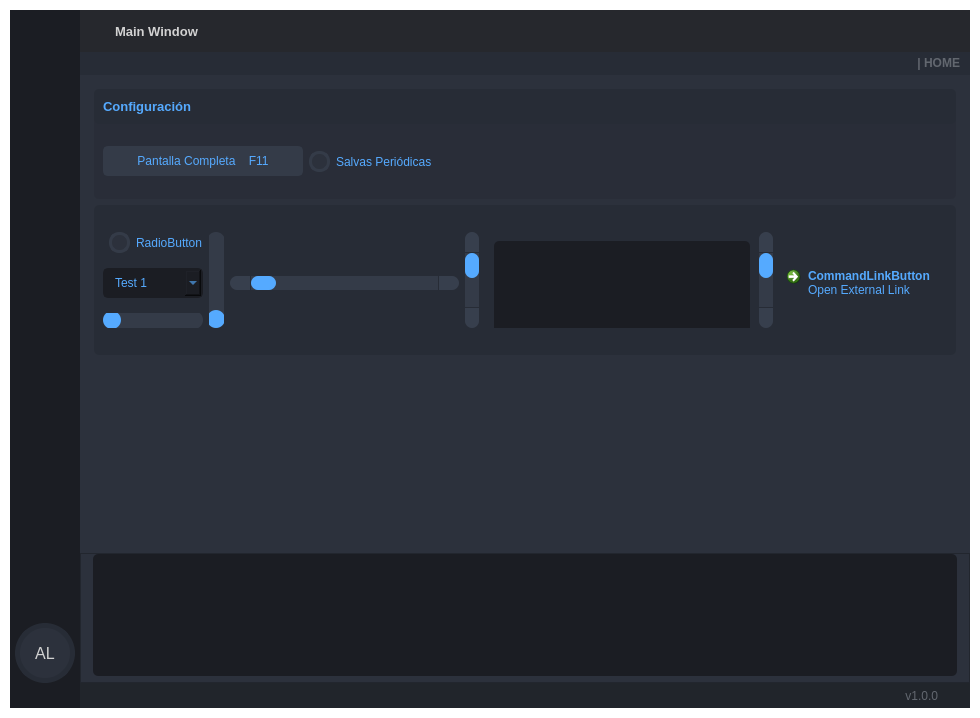
The window that visuals/GUI_BASE.ui (dariolggomez/HEATS-BOARD) describes before a commit, drawn with Qt 5.
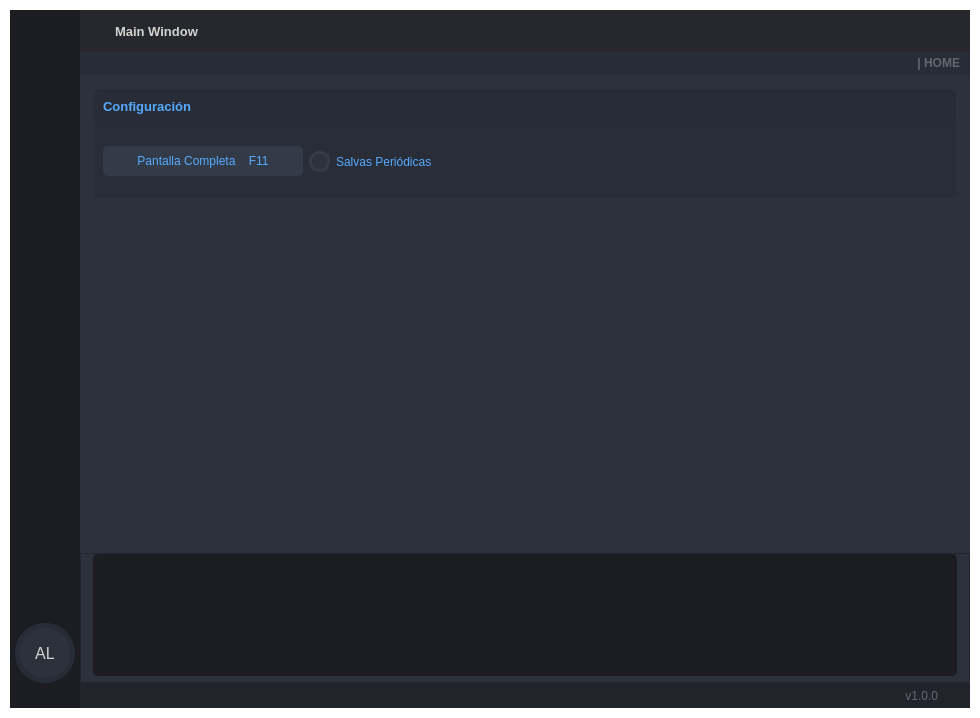
The same window after the commit. Icons and pictures are not drawn.

Commit message: unused settings tab deleted

The edit to the form file:
```diff
--- a/visuals/GUI_BASE.ui
+++ b/visuals/GUI_BASE.ui
@@ -2504,257 +2504,6 @@
                       </layout>
                      </widget>
                     </item>
-                    <item>
-                     <widget class="QFrame" name="frame_2">
-                      <property name="minimumSize">
-                       <size>
-                        <width>0</width>
-                        <height>150</height>
-                       </size>
-                      </property>
-                      <property name="styleSheet">
-                       <string notr="true">background-color: rgb(39, 44, 54);
-border-radius: 5px;</string>
-                      </property>
-                      <property name="frameShape">
-                       <enum>QFrame::StyledPanel</enum>
-                      </property>
-                      <property name="frameShadow">
-                       <enum>QFrame::Raised</enum>
-                      </property>
-                      <layout class="QGridLayout" name="gridLayout_4">
-                       <item row="0" column="0">
-                        <layout class="QGridLayout" name="gridLayout_2">
-                         <item row="0" column="1">
-                          <widget class="QRadioButton" name="radioButton">
-                           <property name="styleSheet">
-                            <string notr="true"/>
-                           </property>
-                           <property name="text">
-                            <string>RadioButton</string>
-                           </property>
-                          </widget>
-                         </item>
-                         <item row="0" column="2" rowspan="3">
-                          <widget class="QSlider" name="verticalSlider">
-                           <property name="styleSheet">
-                            <string notr="true"/>
-                           </property>
-                           <property name="orientation">
-                            <enum>Qt::Vertical</enum>
-                           </property>
-                          </widget>
-                         </item>
-                         <item row="0" column="4" rowspan="3">
-                          <widget class="QScrollBar" name="verticalScrollBar">
-                           <property name="styleSheet">
-                            <string notr="true"> QScrollBar:vertical {
-	border: none;
-    background: rgb(52, 59, 72);
-    width: 14px;
-    margin: 21px 0 21px 0;
-	border-radius: 0px;
- }</string>
-                           </property>
-                           <property name="orientation">
-                            <enum>Qt::Vertical</enum>
-                           </property>
-                          </widget>
-                         </item>
-                         <item row="0" column="5" rowspan="3">
-                          <widget class="QScrollArea" name="scrollArea">
-                           <property name="styleSheet">
-                            <string notr="true">QScrollArea {
-	border: none;
-	border-radius: 0px;
-}
-QScrollBar:horizontal {
-    border: none;
-    background: rgb(52, 59, 72);
-    height: 14px;
-    margin: 0px 21px 0 21px;
-	border-radius: 0px;
-}
- QScrollBar:vertical {
-	border: none;
-    background: rgb(52, 59, 72);
-    width: 14px;
-    margin: 21px 0 21px 0;
-	border-radius: 0px;
- }
-</string>
-                           </property>
-                           <property name="frameShape">
-                            <enum>QFrame::NoFrame</enum>
-                           </property>
-                           <property name="verticalScrollBarPolicy">
-                            <enum>Qt::ScrollBarAlwaysOn</enum>
-                           </property>
-                           <property name="horizontalScrollBarPolicy">
-                            <enum>Qt::ScrollBarAsNeeded</enum>
-                           </property>
-                           <property name="widgetResizable">
-                            <bool>true</bool>
-                           </property>
-                           <widget class="QWidget" name="scrollAreaWidgetContents">
-                            <property name="geometry">
-                             <rect>
-                              <x>0</x>
-                              <y>0</y>
-                              <width>280</width>
-                              <height>224</height>
-                             </rect>
-                            </property>
-                            <layout class="QHBoxLayout" name="horizontalLayout_11">
-                             <item>
-                              <widget class="QPlainTextEdit" name="plainTextEdit">
-                               <property name="minimumSize">
-                                <size>
-                                 <width>200</width>
-                                 <height>200</height>
-                                </size>
-                               </property>
-                               <property name="styleSheet">
-                                <string notr="true">QPlainTextEdit {
-	background-color: rgb(27, 29, 35);
-	border-radius: 5px;
-	padding: 10px;
-}
-QPlainTextEdit:hover {
-	border: 2px solid rgb(64, 71, 88);
-}
-QPlainTextEdit:focus {
-	border: 2px solid rgb(91, 101, 124);
-}</string>
-                               </property>
-                              </widget>
-                             </item>
-                            </layout>
-                           </widget>
-                          </widget>
-                         </item>
-                         <item row="1" column="0" colspan="2">
-                          <widget class="QComboBox" name="comboBox">
-                           <property name="font">
-                            <font>
-                             <family>Segoe UI</family>
-                             <pointsize>9</pointsize>
-                            </font>
-                           </property>
-                           <property name="autoFillBackground">
-                            <bool>false</bool>
-                           </property>
-                           <property name="styleSheet">
-                            <string notr="true">QComboBox{
-	background-color: rgb(27, 29, 35);
-	border-radius: 5px;
-	border: 2px solid rgb(27, 29, 35);
-	padding: 5px;
-	padding-left: 10px;
-}
-QComboBox:hover{
-	border: 2px solid rgb(64, 71, 88);
-}
-QComboBox QAbstractItemView {
-	color: rgb(85, 170, 255);	
-	background-color: rgb(27, 29, 35);
-	padding: 10px;
-	selection-background-color: rgb(39, 44, 54);
-}</string>
-                           </property>
-                           <property name="iconSize">
-                            <size>
-                             <width>16</width>
-                             <height>16</height>
-                            </size>
-                           </property>
-                           <property name="frame">
-                            <bool>true</bool>
-                           </property>
-                           <item>
-                            <property name="text">
-                             <string>Test 1</string>
-                            </property>
-                           </item>
-                           <item>
-                            <property name="text">
-                             <string>Test 2</string>
-                            </property>
-                           </item>
-                           <item>
-                            <property name="text">
-                             <string>Test 3</string>
-                            </property>
-                           </item>
-                          </widget>
-                         </item>
-                         <item row="1" column="3">
-                          <widget class="QScrollBar" name="horizontalScrollBar">
-                           <property name="sizePolicy">
-                            <sizepolicy hsizetype="Expanding" vsizetype="Fixed">
-                             <horstretch>0</horstretch>
-                             <verstretch>0</verstretch>
-                            </sizepolicy>
-                           </property>
-                           <property name="styleSheet">
-                            <string notr="true">QScrollBar:horizontal {
-    border: none;
-    background: rgb(52, 59, 72);
-    height: 14px;
-    margin: 0px 21px 0 21px;
-	border-radius: 0px;
-}
-</string>
-                           </property>
-                           <property name="orientation">
-                            <enum>Qt::Horizontal</enum>
-                           </property>
-                          </widget>
-                         </item>
-                         <item row="1" column="6">
-                          <widget class="QCommandLinkButton" name="commandLinkButton">
-                           <property name="styleSheet">
-                            <string notr="true">QCommandLinkButton {	
-	color: rgb(85, 170, 255);
-	border-radius: 5px;
-	padding: 5px;
-}
-QCommandLinkButton:hover {	
-	color: rgb(210, 210, 210);
-	background-color: rgb(44, 49, 60);
-}
-QCommandLinkButton:pressed {	
-	color: rgb(210, 210, 210);
-	background-color: rgb(52, 58, 71);
-}</string>
-                           </property>
-                           <property name="text">
-                            <string>CommandLinkButton</string>
-                           </property>
-                           <property name="icon">
-                            <iconset resource="files.qrc">
-                             <normaloff>:/16x16/icons/16x16/cil-link.png</normaloff>:/16x16/icons/16x16/cil-link.png</iconset>
-                           </property>
-                           <property name="description">
-                            <string>Open External Link</string>
-                           </property>
-                          </widget>
-                         </item>
-                         <item row="2" column="0" colspan="2">
-                          <widget class="QSlider" name="horizontalSlider">
-                           <property name="styleSheet">
-                            <string notr="true"/>
-                           </property>
-                           <property name="orientation">
-                            <enum>Qt::Horizontal</enum>
-                           </property>
-                          </widget>
-                         </item>
-                        </layout>
-                       </item>
-                      </layout>
-                     </widget>
-                    </item>
                     <item>
                      <spacer name="verticalSpacer_3">
                       <property name="orientation">
```
Left out of the diff: 7 changed lines with no effect on the pictures. The commit also changes 1 other file.
